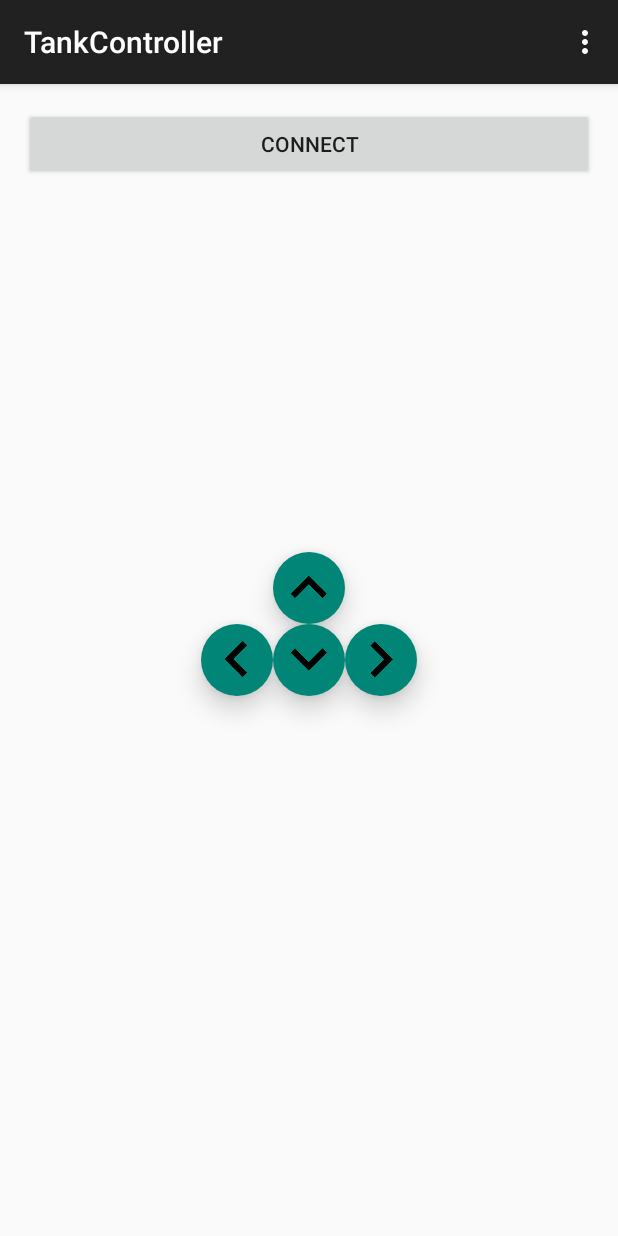
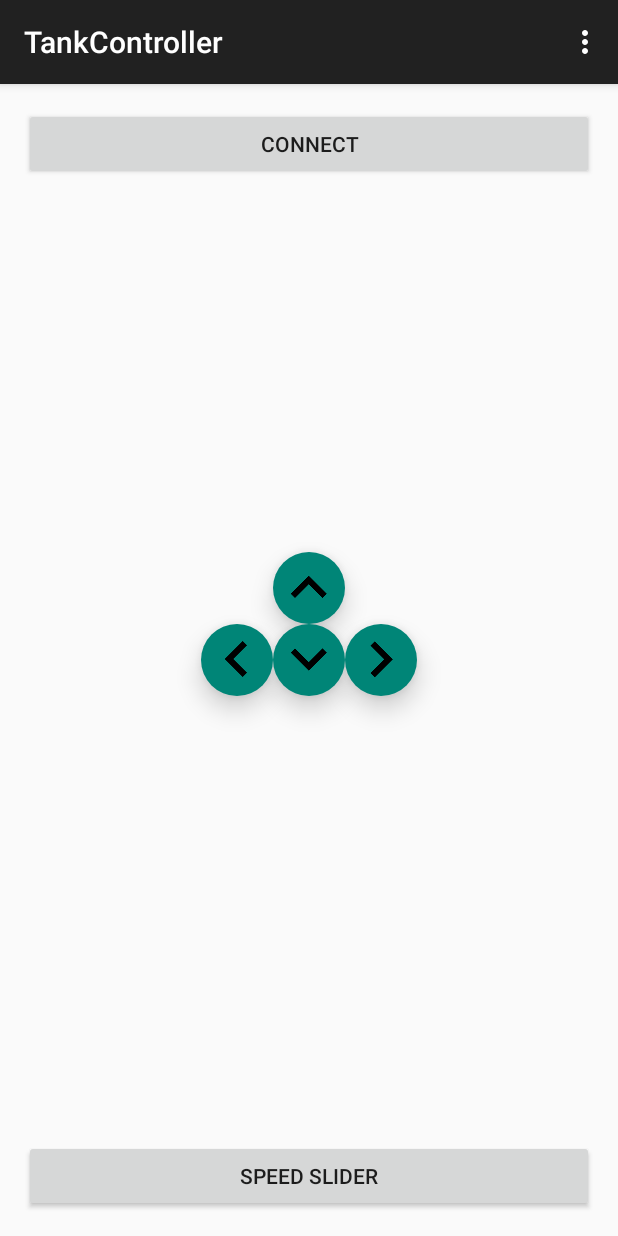
Before and after one commit to ShadZoth/TankController, an Android app: the screen it shows after launch (MainActivity), on a phone screen of 412 x 824 dp. Run offline under Robolectric (Android 15) with nearby library versions, the phone set to English and light mode, and no system bars.

Commit message:
Speed slider stub

```diff
--- a/app/src/main/res/layout/fragment_main.xml
+++ b/app/src/main/res/layout/fragment_main.xml
@@ -1,20 +1,25 @@
-<RelativeLayout xmlns:android="http://schemas.android.com/apk/res/android"
-    xmlns:tools="http://schemas.android.com/tools" android:layout_width="match_parent"
+<LinearLayout xmlns:android="http://schemas.android.com/apk/res/android"
+    xmlns:tools="http://schemas.android.com/tools"
+    android:layout_width="match_parent"
     android:layout_height="match_parent"
+    android:orientation="vertical"
     android:paddingBottom="@dimen/activity_vertical_margin"
     android:paddingLeft="@dimen/activity_horizontal_margin"
     android:paddingRight="@dimen/activity_horizontal_margin"
     android:paddingTop="@dimen/activity_vertical_margin"
+    android:weightSum="1"
     tools:context=".MainActivityFragment">
 
     <Button
+        android:id="@+id/connect_button"
         android:layout_width="match_parent"
         android:layout_height="wrap_content"
         android:text="@string/connect" />
 
     <RelativeLayout
         android:layout_width="match_parent"
-        android:layout_height="match_parent">
+        android:layout_height="0dp"
+        android:layout_weight="1">
 
         <ImageButton
             android:id="@+id/down_button"
@@ -61,4 +66,10 @@
             tools:ignore="ContentDescription,RtlHardcoded,UnusedAttribute" />
     </RelativeLayout>
 
-</RelativeLayout>
+    <Button
+        android:id="@+id/speed_slider"
+        android:layout_width="match_parent"
+        android:layout_height="wrap_content"
+        android:text="Speed slider" />
+
+</LinearLayout>
```
